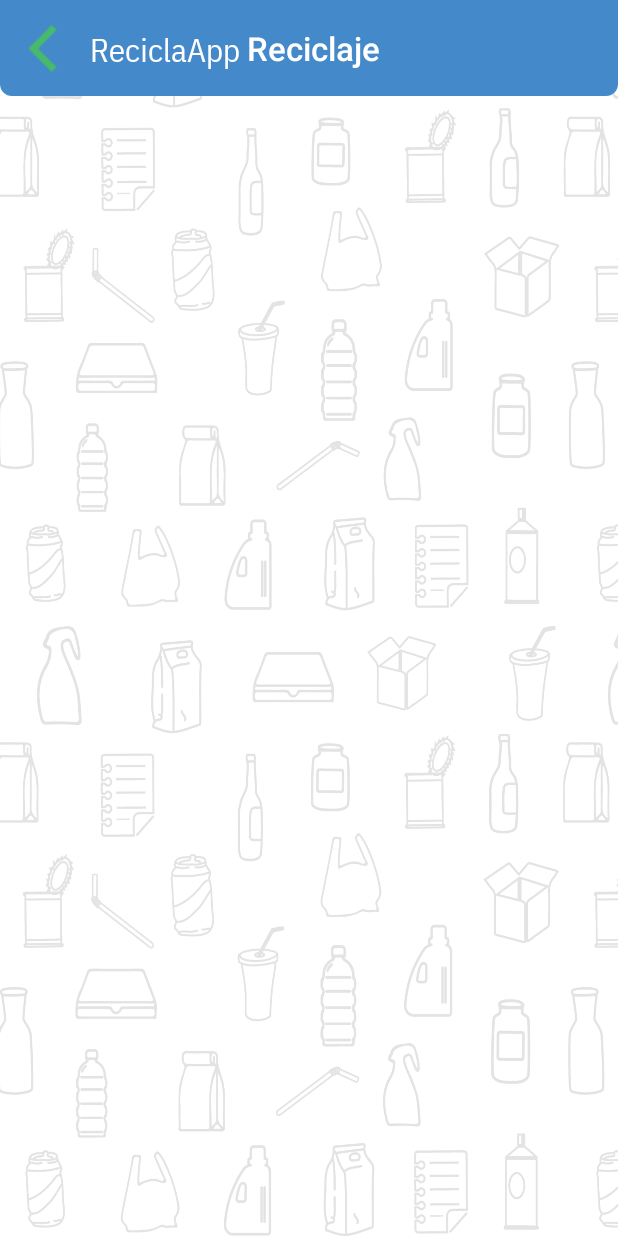
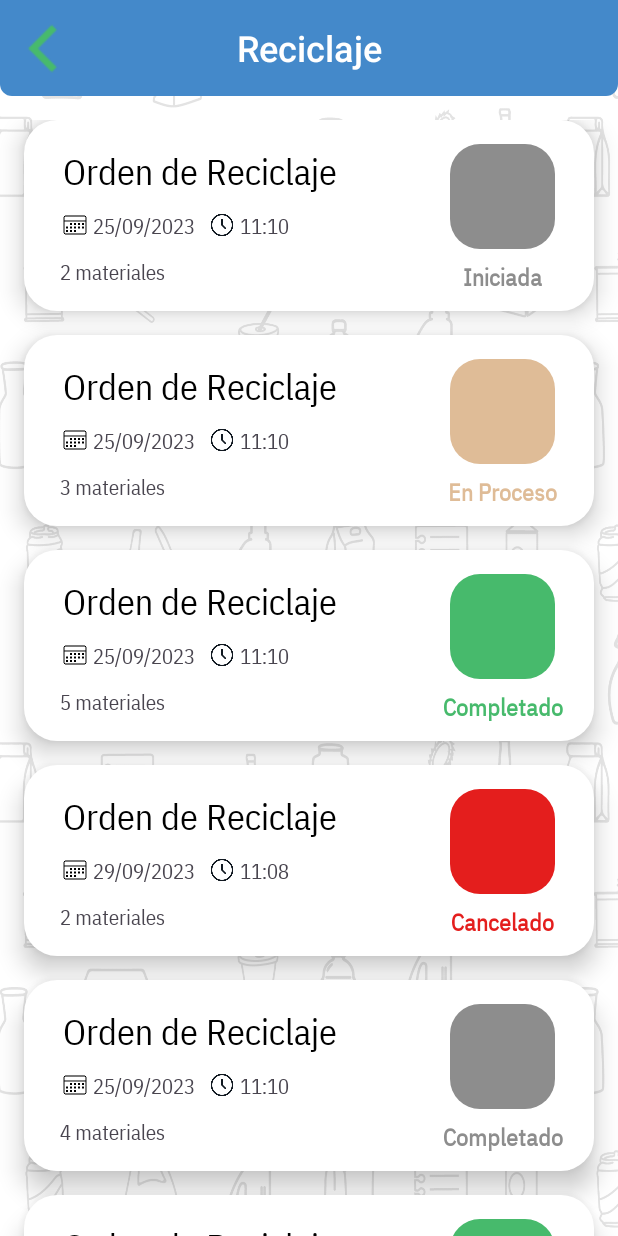
Before and after one commit to RaulDiazR/ReciclaApp_Android, an Android app: the screen it shows after launch (HistorialRecoleccionesActivity), on a phone screen of 412 x 824 dp. Run offline under Robolectric (Android 15) with nearby library versions, the phone set to English and light mode, and no system bars.

Commit message:
Add visuals of historial de recolecciones

```diff
--- /dev/null
+++ b/app/src/main/java/com/example/reciclaapp/HistorialAdapter.java
@@ -0,0 +1,87 @@
+package com.example.reciclaapp;
+
+import android.view.LayoutInflater;
+import android.view.View;
+import android.view.ViewGroup;
+import android.widget.TextView;
+
+import androidx.annotation.NonNull;
+import androidx.recyclerview.widget.RecyclerView;
+
+import java.util.List;
+
+public class HistorialAdapter extends RecyclerView.Adapter<HistorialAdapter.MyViewHolder> {
+
+    private List<HistorialItem> itemList;
+
+    public HistorialItemClickListener clickListener;
+
+    public void setClickListener(HistorialItemClickListener myListener){
+        this.clickListener = myListener;
+    }
+
+    public HistorialAdapter(List<HistorialItem> itemList) {
+        this.itemList = itemList;
+    }
+
+    @NonNull
+    @Override
+    public MyViewHolder onCreateViewHolder(@NonNull ViewGroup parent, int viewType) {
+        // creates new view holders for you items
+
+        View itemView = LayoutInflater
+                .from(parent.getContext())
+                .inflate(R.layout.item_historial_layout,parent, false);
+
+
+        return new MyViewHolder(itemView);
+    }
+
+    @Override
+    public void onBindViewHolder(@NonNull MyViewHolder holder, int position) {
+        // binds the data from your dataset to the views within the view holder
+
+        HistorialItem item = itemList.get(position);
+
+        holder.fecha.setText(item.getFecha());
+        holder.horario.setText(item.getHorario());
+        holder.materiales.setText(item.getMateriales());
+        holder.estadoTexto.setText(item.getEstado());
+        holder.estadoTexto.setTextColor(item.getEstadoColor());
+        holder.estadoColor.setBackground(item.getBackgroundDrawable());
+    }
+
+    @Override
+    public int getItemCount() {
+        return itemList.size();
+    }
+
+    public class MyViewHolder extends RecyclerView.ViewHolder implements View.OnClickListener {
+        // Holds references to the views within the item layout
+
+        View estadoColor;
+
+        TextView fecha;
+        TextView horario;
+        TextView materiales;
+        TextView estadoTexto;
+        public MyViewHolder(@NonNull View itemView) {
+            super(itemView);
+            estadoColor = itemView.findViewById(R.id.estado_orden_color);
+
+            fecha = itemView.findViewById(R.id.fecha_orden);
+            horario = itemView.findViewById(R.id.tiempo_orden);
+            materiales = itemView.findViewById(R.id.materiales_orden);
+            estadoTexto = itemView.findViewById(R.id.estado_orden_texto);
+
+            itemView.setOnClickListener(this);
+        }
+
+        @Override
+        public void onClick(View v) {
+            if (clickListener != null) {
+                clickListener.onClick(v, getAdapterPosition());
+            }
+        }
+    }
+}
--- /dev/null
+++ b/app/src/main/java/com/example/reciclaapp/HistorialItem.java
@@ -0,0 +1,60 @@
+package com.example.reciclaapp;
+
+import android.graphics.drawable.Drawable;
+
+public class HistorialItem {
+    Drawable backgroundDrawable; // New variable for background
+    String fecha, horario, materiales, estado;
+    int estadoColor;
+
+    public HistorialItem(Drawable backgroundDrawable, String fecha, String horario, String materiales, String estado, int estadoColor) {
+        this.backgroundDrawable = backgroundDrawable;
+        this.fecha = fecha;
+        this.horario = horario;
+        this.materiales = materiales;
+        this.estado = estado;
+        this.estadoColor = estadoColor;
+    }
+
+    public Drawable getBackgroundDrawable() {
+        return backgroundDrawable;
+    }
+
+    public void setBackgroundDrawable(Drawable backgroundDrawable) { this.backgroundDrawable = backgroundDrawable;}
+
+    public String getFecha() {
+        return fecha;
+    }
+
+    public void setFecha(String fecha) {
+        this.fecha = fecha;
+    }
+
+    public String getHorario() {
+        return horario;
+    }
+
+    public void setHorario(String horario) {
+        this.horario = horario;
+    }
+
+    public String getMateriales() {
+        return materiales;
+    }
+
+    public void setMateriales(String materiales) {
+        this.materiales = materiales;
+    }
+
+    public String getEstado() {
+        return estado;
+    }
+
+    public void setEstado(String estado) {
+        this.estado = estado;
+    }
+
+    public int getEstadoColor() { return estadoColor; }
+
+    public void setEstadoColor(int estadoColor) { this.estadoColor = estadoColor; }
+}
--- /dev/null
+++ b/app/src/main/java/com/example/reciclaapp/HistorialItemClickListener.java
@@ -0,0 +1,7 @@
+package com.example.reciclaapp;
+
+import android.view.View;
+
+public interface HistorialItemClickListener {
+    void onClick(View v, int pos);
+}
--- a/app/src/main/java/com/example/reciclaapp/HistorialRecoleccionesActivity.java
+++ b/app/src/main/java/com/example/reciclaapp/HistorialRecoleccionesActivity.java
@@ -3,28 +3,84 @@ package com.example.reciclaapp;
 import androidx.appcompat.app.AppCompatActivity;
 
 import android.content.Intent;
+import android.content.res.Resources;
+import android.graphics.drawable.Drawable;
 import android.os.Bundle;
+import android.view.View;
+import android.widget.Toast;
+
 import androidx.appcompat.widget.Toolbar;
+import androidx.core.content.res.ResourcesCompat;
+import androidx.recyclerview.widget.LinearLayoutManager;
+import androidx.recyclerview.widget.RecyclerView;
 
-public class HistorialRecoleccionesActivity extends AppCompatActivity {
+import java.util.ArrayList;
+import java.util.List;
+import java.util.Objects;
+
+public class HistorialRecoleccionesActivity extends AppCompatActivity implements HistorialItemClickListener {
+
+    // 1- AdapterView
+    RecyclerView recyclerView;
+
+    // 2- DataSource
+    List<HistorialItem> itemList;
+
+    // 3- Adapter
+    HistorialAdapter historialAdapter;
 
     @Override
     protected void onCreate(Bundle savedInstanceState) {
         super.onCreate(savedInstanceState);
         setContentView(R.layout.activity_historial_recolecciones);
 
-        // Find the Toolbar by its ID
+        // Find the Toolbar by its ID and et the Toolbar as the app bar
         Toolbar toolbar = findViewById(R.id.toolbar);
-
-        // Set the Toolbar as the app bar
         setSupportActionBar(toolbar);
-
         // Remove default title for app bar
-        //getSupportActionBar().setDisplayShowTitleEnabled(false);
-
+        Objects.requireNonNull(getSupportActionBar()).setDisplayShowTitleEnabled(false);
         // Enable the back button (up navigation)
         getSupportActionBar().setDisplayHomeAsUpEnabled(true);
+
+        recyclerView = findViewById(R.id.recyclerViewHistorial);
+
+        itemList = new ArrayList<>();
+        Resources res = getResources();
+        Drawable drawable = ResourcesCompat.getDrawable(res, R.drawable.shape_green_square, null);
+        Drawable drawable2 = ResourcesCompat.getDrawable(res, R.drawable.shape_red_square, null);
+        Drawable drawable3 = ResourcesCompat.getDrawable(res, R.drawable.shape_gray_square, null);
+        Drawable drawable4 = ResourcesCompat.getDrawable(res, R.drawable.shape_gold_square, null);
+
+        int color = ResourcesCompat.getColor(res, R.color.green, null);
+        int color2 = ResourcesCompat.getColor(res, R.color.red, null);
+        int color3 = ResourcesCompat.getColor(res, R.color.gray, null);
+        int color4 = ResourcesCompat.getColor(res, R.color.pink, null);
+
+        HistorialItem item1 = new HistorialItem(drawable3, "25/09/2023", "11:10","2 materiales","Iniciada", color3);
+        HistorialItem item2 = new HistorialItem(drawable4, "25/09/2023", "11:10","3 materiales","En Proceso", color4);
+        HistorialItem item3 = new HistorialItem(drawable, "25/09/2023", "11:10","5 materiales","Completado", color);
+        HistorialItem item4 = new HistorialItem(drawable2, "29/09/2023", "11:08","2 materiales","Cancelado", color2);
+        HistorialItem item5 = new HistorialItem(drawable3, "25/09/2023", "11:10","4 materiales","Completado", color3);
+        HistorialItem item6 = new HistorialItem(drawable, "30/09/2023", "15:08","1 material","Completado", color);
+
+        itemList.add(item1);
+        itemList.add(item2);
+        itemList.add(item3);
+        itemList.add(item4);
+        itemList.add(item5);
+        itemList.add(item6);
+
+        // create and set the linear layout manager so the recycler view works properly like a scrolling view
+        LinearLayoutManager layoutManager = new LinearLayoutManager(this);
+        recyclerView.setLayoutManager(layoutManager);
+
+        historialAdapter = new HistorialAdapter(itemList);
+        recyclerView.setAdapter(historialAdapter);
+
+        historialAdapter.setClickListener(this);
+
     }
+
 
     @Override
     public boolean onSupportNavigateUp() {
@@ -33,4 +89,12 @@ public class HistorialRecoleccionesActivity extends AppCompatActivity {
         startActivity(intent);
         return true;
     }
+
+
+    @Override
+    public void onClick(View v, int pos) {
+        Toast.makeText(this,
+                "You choose this: " + itemList.get(pos).getEstado(),
+                Toast.LENGTH_SHORT).show();
+    }
 }
--- /dev/null
+++ b/app/src/main/res/drawable/shape_gold_square.xml
@@ -0,0 +1,9 @@
+<?xml version="1.0" encoding="utf-8"?>
+<shape xmlns:android="http://schemas.android.com/apk/res/android" >
+
+    <solid android:color="@color/pink" />
+
+
+    <corners
+        android:radius="20dp"/>
+</shape>
--- /dev/null
+++ b/app/src/main/res/drawable/shape_gray_square.xml
@@ -0,0 +1,9 @@
+<?xml version="1.0" encoding="utf-8"?>
+<shape xmlns:android="http://schemas.android.com/apk/res/android" >
+
+    <solid android:color="@color/gray" />
+
+
+    <corners
+        android:radius="20dp"/>
+</shape>
--- /dev/null
+++ b/app/src/main/res/drawable/shape_green_square.xml
@@ -0,0 +1,9 @@
+<?xml version="1.0" encoding="utf-8"?>
+<shape xmlns:android="http://schemas.android.com/apk/res/android" >
+
+    <solid android:color="@color/green" />
+
+
+    <corners
+        android:radius="20dp"/>
+</shape>
--- /dev/null
+++ b/app/src/main/res/drawable/shape_historial_background.xml
@@ -0,0 +1,8 @@
+<?xml version="1.0" encoding="utf-8"?>
+<shape xmlns:android="http://schemas.android.com/apk/res/android"
+    android:shape="rectangle">
+
+    <solid android:color="@color/white" />
+    <corners android:radius="22dp"/>
+
+</shape>
--- /dev/null
+++ b/app/src/main/res/drawable/shape_red_square.xml
@@ -0,0 +1,9 @@
+<?xml version="1.0" encoding="utf-8"?>
+<shape xmlns:android="http://schemas.android.com/apk/res/android" >
+
+    <solid android:color="@color/red" />
+
+
+    <corners
+        android:radius="20dp"/>
+</shape>
--- a/app/src/main/res/layout/activity_historial_recolecciones.xml
+++ b/app/src/main/res/layout/activity_historial_recolecciones.xml
@@ -14,8 +14,10 @@
         app:layout_constraintEnd_toEndOf="parent"
         app:layout_constraintStart_toStartOf="parent"
         app:layout_constraintTop_toTopOf="parent"
-        app:navigationIcon="@drawable/back_icon"
-        app:titleTextColor="@color/white">
+        app:titleTextColor="@color/white"
+        app:navigationIcon="@drawable/icon_regresar">
+        <!-- app:navigationIcon="@drawable/icon_regresar" -->
+
         <!-- Centered Title TextView -->
         <TextView
             style="@style/TextAppearance.AppCompat.Widget.ActionBar.Title"
@@ -24,15 +26,18 @@
             android:layout_gravity="center"
             android:text="@string/reciclaje"
             android:textColor="@color/white"
-            android:textSize="22sp" />
+            android:textSize="24sp" />
     </androidx.appcompat.widget.Toolbar>
 
     <androidx.recyclerview.widget.RecyclerView
-        android:id="@+id/recyclerView"
+        android:id="@+id/recyclerViewHistorial"
         android:layout_width="match_parent"
-        android:layout_height="wrap_content"
-        android:layout_marginTop="156dp"
+        android:layout_height="0dp"
+        android:layout_marginTop="16dp"
+        app:layout_constraintBottom_toBottomOf="parent"
         app:layout_constraintEnd_toEndOf="parent"
+        app:layout_constraintHorizontal_bias="0.0"
         app:layout_constraintStart_toStartOf="parent"
-        app:layout_constraintTop_toTopOf="parent" />
+        app:layout_constraintTop_toBottomOf="@+id/toolbar"
+        app:layout_constraintVertical_bias="0.0" />
 </androidx.constraintlayout.widget.ConstraintLayout>
--- a/app/src/main/res/layout/item_historial_layout.xml
+++ b/app/src/main/res/layout/item_historial_layout.xml
@@ -1,73 +1,108 @@
 <?xml version="1.0" encoding="utf-8"?>
 <androidx.constraintlayout.widget.ConstraintLayout xmlns:android="http://schemas.android.com/apk/res/android"
     xmlns:app="http://schemas.android.com/apk/res-auto"
-    xmlns:tools="http://schemas.android.com/tools"
+    android:background="@drawable/shape_historial_background"
     android:layout_width="match_parent"
-    android:layout_height="wrap_content">
+    android:layout_height="wrap_content"
+    android:layout_marginStart="16dp"
+    android:layout_marginEnd="16dp"
+    android:layout_marginBottom="16dp"
+    android:elevation="10dp">
+
+
+    <ImageView
+        android:id="@+id/imageView"
+        android:layout_width="16dp"
+        android:layout_height="16dp"
+        android:layout_marginTop="12dp"
+        android:layout_marginStart="26dp"
+        android:src="@drawable/icon_calendar"
+        app:layout_constraintStart_toStartOf="parent"
+        app:layout_constraintTop_toBottomOf="@+id/numero_orden"
+        android:contentDescription="@string/calendar_image" />
+
+    <View
+        android:id="@+id/estado_orden_color"
+        android:layout_width="70dp"
+        android:layout_height="70dp"
+        android:layout_marginTop="16dp"
+        android:layout_marginEnd="26dp"
+        android:background="@drawable/shape_green_square"
+        app:layout_constraintEnd_toEndOf="parent"
+        app:layout_constraintTop_toTopOf="parent" />
 
     <TextView
         android:id="@+id/numero_orden"
         android:layout_width="wrap_content"
         android:layout_height="wrap_content"
-        android:layout_marginStart="16dp"
-        android:layout_marginTop="20dp"
-        android:text="Orden #0001"
-        android:textColor="@color/green"
-        android:textSize="20sp"
+        android:layout_marginStart="26dp"
+        android:layout_marginTop="16dp"
+        android:text="@string/orden_de_reciclaje"
+        android:textColor="@color/black"
+        android:textSize="24sp"
         app:layout_constraintStart_toStartOf="parent"
         app:layout_constraintTop_toTopOf="parent" />
 
     <TextView
-        android:id="@+id/estado_orden"
+        android:id="@+id/fecha_orden"
         android:layout_width="wrap_content"
         android:layout_height="wrap_content"
-        android:text="Iniciada"
-        android:textColor="#B59410"
-        android:textSize="16sp"
-        android:layout_marginTop="8dp"
-        app:layout_constraintStart_toStartOf="@+id/numero_orden"
+        android:layout_marginTop="10dp"
+        android:layout_marginStart="4dp"
+        android:text="@string/_07_11_2023"
+        android:textSize="14sp"
+        app:layout_constraintStart_toEndOf="@+id/imageView"
         app:layout_constraintTop_toBottomOf="@+id/numero_orden" />
+
+    <ImageView
+        android:id="@+id/imageView2"
+        android:layout_width="16dp"
+        android:layout_height="16dp"
+        android:layout_marginStart="10dp"
+        android:layout_marginTop="12dp"
+        android:src="@drawable/icon_clock"
+        app:layout_constraintStart_toEndOf="@+id/fecha_orden"
+        app:layout_constraintTop_toBottomOf="@+id/numero_orden"
+        android:contentDescription="@string/clock_image" />
 
     <TextView
         android:id="@+id/materiales_orden"
         android:layout_width="wrap_content"
         android:layout_height="wrap_content"
-        android:text="3 Materiales"
-        android:textColor="@color/black"
-        android:textSize="16sp"
-        android:layout_marginTop="8dp"
-        android:layout_marginBottom="16dp"
+        android:layout_marginStart="24dp"
+        android:layout_marginBottom="4dp"
+        android:text="@string/_3_materiales"
+        android:textSize="14sp"
         app:layout_constraintBottom_toBottomOf="parent"
-        app:layout_constraintStart_toStartOf="@+id/estado_orden"
-        app:layout_constraintTop_toBottomOf="@+id/estado_orden" />
+        app:layout_constraintStart_toStartOf="parent"
+        app:layout_constraintTop_toBottomOf="@+id/imageView" />
 
     <TextView
-        android:id="@+id/fecha_orden"
+        android:id="@+id/estado_orden_texto"
         android:layout_width="wrap_content"
         android:layout_height="wrap_content"
-        android:layout_marginTop="52dp"
-        android:layout_marginEnd="16dp"
-        android:text="27/19/2023"
-        android:textColor="@color/black"
+        android:text="@string/cancelada"
+        android:textColor="@color/green"
         android:textSize="16sp"
-        app:layout_constraintEnd_toEndOf="parent"
-        app:layout_constraintHorizontal_bias="0.073"
-        app:layout_constraintStart_toEndOf="@+id/numero_orden"
-        app:layout_constraintTop_toTopOf="parent" />
+        android:layout_marginBottom="12dp"
+        android:layout_marginTop="6dp"
+        android:textStyle="bold"
+        app:layout_constraintBottom_toBottomOf="parent"
+        app:layout_constraintEnd_toEndOf="@+id/estado_orden_color"
+        app:layout_constraintStart_toStartOf="@+id/estado_orden_color"
+        app:layout_constraintTop_toBottomOf="@+id/estado_orden_color"
+        app:layout_constraintVertical_bias="0.317" />
 
     <TextView
         android:id="@+id/tiempo_orden"
         android:layout_width="wrap_content"
         android:layout_height="wrap_content"
+        android:layout_marginStart="4dp"
         android:layout_marginTop="10dp"
-        android:layout_marginEnd="16dp"
-        android:text="07:33 hrs"
-        android:textColor="@color/black"
-        android:textSize="16sp"
-        app:layout_constraintBottom_toBottomOf="parent"
-        app:layout_constraintEnd_toEndOf="@+id/fecha_orden"
-        app:layout_constraintTop_toBottomOf="@+id/fecha_orden"
-        app:layout_constraintVertical_bias="0.233" />
+        android:text="@string/_07_33_hrs"
+        android:textSize="14sp"
+        app:layout_constraintStart_toEndOf="@+id/imageView2"
+        app:layout_constraintTop_toBottomOf="@+id/numero_orden" />
 
 
 </androidx.constraintlayout.widget.ConstraintLayout>
--- a/app/src/main/res/layout/prueba_item_historial_layout.xml
+++ b/app/src/main/res/layout/prueba_item_historial_layout.xml
@@ -10,7 +10,7 @@
         android:layout_width="60dp"
         android:layout_height="60dp"
         android:layout_marginStart="16dp"
-        android:src="@drawable/icono_recoleccion"
+        android:src="@drawable/icon_recoleccion"
         app:layout_constraintBottom_toBottomOf="parent"
         app:layout_constraintStart_toStartOf="parent"
         app:layout_constraintTop_toTopOf="parent" />
--- a/app/src/main/res/values/colors.xml
+++ b/app/src/main/res/values/colors.xml
@@ -4,4 +4,7 @@
     <color name="white">#FFFFFFFF</color>
     <color name="blue">#4489CA</color>
     <color name="green">#47BA6C</color>
+    <color name="red">#E41E1D</color>
+    <color name="gray">#8D8D8D</color>
+    <color name="pink">#DFBC97</color>
 </resources>
--- a/app/src/main/res/values/strings.xml
+++ b/app/src/main/res/values/strings.xml
@@ -2,4 +2,11 @@
     <string name="app_name">ReciclaApp</string>
     <string name="background_image">Background Image</string>
     <string name="reciclaje">Reciclaje</string>
+    <string name="cancelada">Cancelada</string>
+    <string name="_07_11_2023">07/11/2023</string>
+    <string name="calendar_image">Calendar Image</string>
+    <string name="clock_image">Clock Image</string>
+    <string name="_3_materiales">3 Materiales</string>
+    <string name="orden_de_reciclaje">Orden de Reciclaje</string>
+    <string name="_07_33_hrs">07:33 hrs</string>
 </resources>
```
Also changed, not shown: app/src/main/res/drawable/icon_calendar.png (added), app/src/main/res/drawable/icon_clock.png (added), app/src/main/res/drawable/icon_recoleccion.png (renamed from app/src/main/res/drawable/icono_recoleccion.png), app/src/main/res/drawable/icon_regresar.png (renamed from app/src/main/res/drawable/back_icon.png), app/src/main/res/drawable/icono_regresar.png (deleted).
